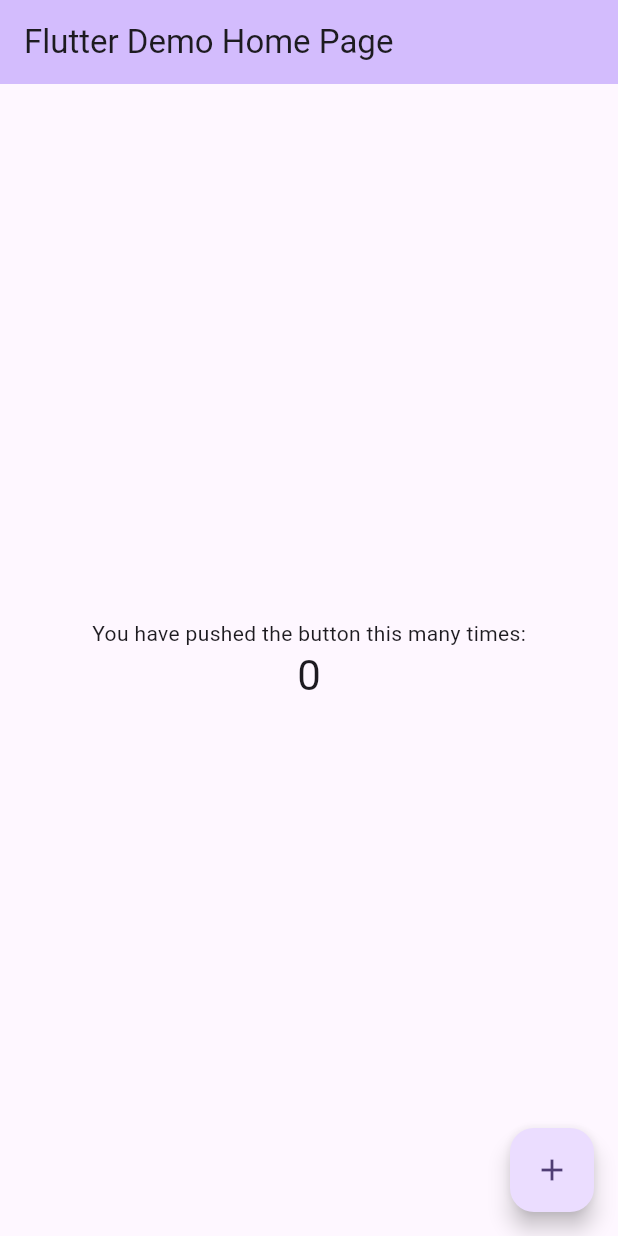
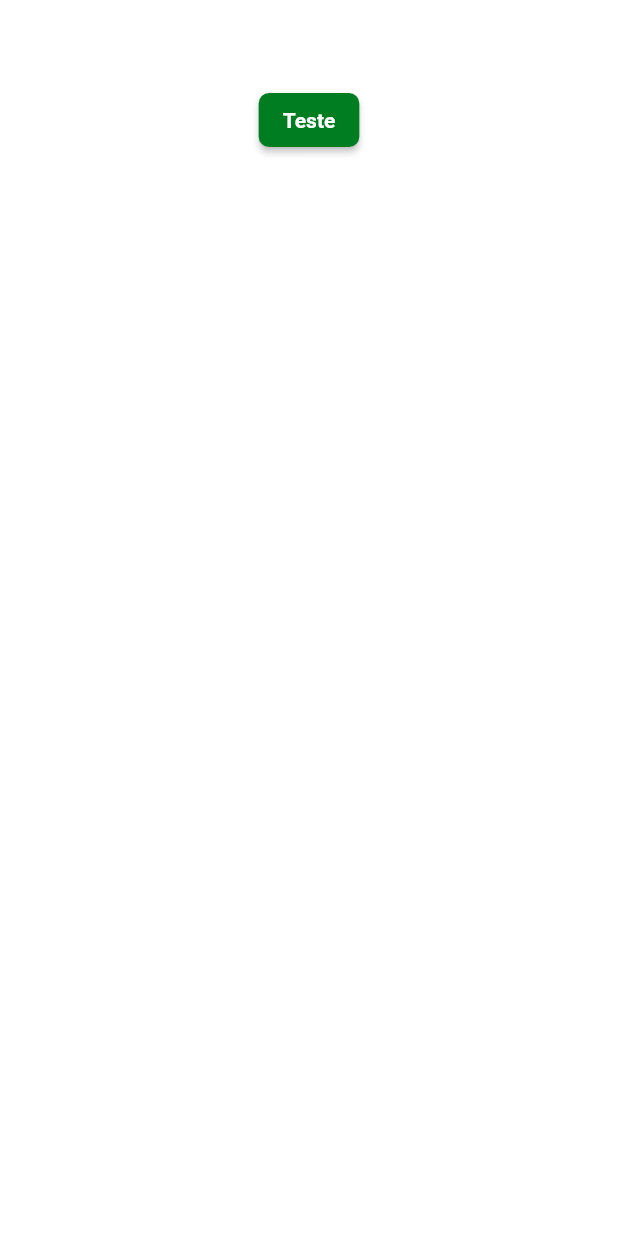
Before and after one commit to victorapc/vakinhaburger, a Flutter app: the screen it shows after launch, on a phone screen of 412 x 824 dp. Run offline on Flutter 3.47's test engine with Material 2 defaults, Android fonts, the phone set to English and light mode, and no system bars; Roboto replaces fonts that are missing (mplus1).

Commit message:
Configurando Fonts, styles buttons

```diff
--- /dev/null
+++ b/lib/app/core/ui/styles/app_styles.dart
@@ -0,0 +1,26 @@
+import 'package:flutter/material.dart';
+import 'package:vakinhaburger/app/core/ui/styles/colors_app.dart';
+import 'package:vakinhaburger/app/core/ui/styles/text_styles.dart';
+
+class AppStyles {
+  static AppStyles? _instance;
+
+  AppStyles._();
+
+  static AppStyles get i {
+    _instance ??= AppStyles._();
+    return _instance!;
+  }
+
+  ButtonStyle get primaryButton => ElevatedButton.styleFrom(
+        shape: RoundedRectangleBorder(
+          borderRadius: BorderRadius.circular(7),
+        ),
+        backgroundColor: ColorsApp.i.primary,
+        textStyle: TextStyles.i.textButtonLabel,
+      );
+}
+
+extension AppStylesExtensions on BuildContext {
+  AppStyles get appStyles => AppStyles.i;
+}
--- /dev/null
+++ b/lib/app/core/ui/styles/colors_app.dart
@@ -0,0 +1,19 @@
+import 'package:flutter/material.dart';
+
+class ColorsApp {
+  static ColorsApp? _instance;
+
+  ColorsApp._();
+
+  static ColorsApp get i {
+    _instance ??= ColorsApp._();
+    return _instance!;
+  }
+
+  Color get primary => const Color(0XFF007D21);
+  Color get secondary => const Color(0XFFF88B0C);
+}
+
+extension ColorsAppExtension on BuildContext {
+  ColorsApp get colors => ColorsApp.i;
+}
--- /dev/null
+++ b/lib/app/core/ui/styles/text_styles.dart
@@ -0,0 +1,50 @@
+import 'package:flutter/material.dart';
+
+class TextStyles {
+  static TextStyles? _instance;
+
+  TextStyles._();
+
+  static TextStyles get i {
+    _instance ??= TextStyles._();
+    return _instance!;
+  }
+
+  String get font => 'mplus1';
+
+  TextStyle get textLight => TextStyle(
+        fontWeight: FontWeight.w300,
+        fontFamily: font,
+      );
+
+  TextStyle get textRegular => TextStyle(
+        fontWeight: FontWeight.normal,
+        fontFamily: font,
+      );
+
+  TextStyle get textMedium => TextStyle(
+        fontWeight: FontWeight.w500,
+        fontFamily: font,
+      );
+
+  TextStyle get textSemiBold => TextStyle(
+        fontWeight: FontWeight.w600,
+        fontFamily: font,
+      );
+
+  TextStyle get textBold => TextStyle(
+        fontWeight: FontWeight.bold,
+        fontFamily: font,
+      );
+
+  TextStyle get textExtraBold => TextStyle(
+        fontWeight: FontWeight.w800,
+        fontFamily: font,
+      );
+
+  TextStyle get textButtonLabel => textBold.copyWith(fontSize: 14);
+}
+
+extension TextStylesExtensions on BuildContext {
+  TextStyles get textStyles => TextStyles.i;
+}
--- /dev/null
+++ b/lib/app/delivery_app.dart
@@ -0,0 +1,16 @@
+import 'package:flutter/material.dart';
+import 'package:vakinhaburger/app/pages/splash/splash_page.dart';
+
+class DeliveryApp extends StatelessWidget {
+  const DeliveryApp({super.key});
+
+  @override
+  Widget build(BuildContext context) {
+    return MaterialApp(
+      title: 'Delivery App',
+      routes: {
+        '/': (context) => const SplashPage(),
+      },
+    );
+  }
+}
--- /dev/null
+++ b/lib/app/pages/splash/splash_page.dart
@@ -0,0 +1,45 @@
+import 'package:flutter/material.dart';
+import 'package:vakinhaburger/app/core/ui/styles/app_styles.dart';
+import 'package:vakinhaburger/app/core/ui/styles/colors_app.dart';
+
+class SplashPage extends StatelessWidget {
+  const SplashPage({super.key});
+
+  @override
+  Widget build(BuildContext context) {
+    return Theme(
+      data: ThemeData(
+        scaffoldBackgroundColor: Colors.white,
+        appBarTheme: const AppBarTheme(
+          backgroundColor: Colors.white,
+          elevation: 0,
+          centerTitle: true,
+          iconTheme: IconThemeData(color: Colors.black),
+        ),
+        primaryColor: ColorsApp.i.primary,
+        colorScheme: ColorScheme.fromSeed(
+          seedColor: ColorsApp.i.primary,
+          primary: ColorsApp.i.primary,
+          secondary: ColorsApp.i.secondary,
+        ),
+        elevatedButtonTheme: ElevatedButtonThemeData(
+          style: AppStyles.i.primaryButton,
+        ),
+      ),
+      child: Scaffold(
+        appBar: AppBar(
+          title: const Text('Splash'),
+        ),
+        body: Column(
+          children: [
+            Container(),
+            ElevatedButton(
+              onPressed: () {},
+              child: const Text('Teste'),
+            ),
+          ],
+        ),
+      ),
+    );
+  }
+}
--- a/lib/main.dart
+++ b/lib/main.dart
@@ -1,125 +1,6 @@
 import 'package:flutter/material.dart';
+import 'package:vakinhaburger/app/delivery_app.dart';
 
 void main() {
-  runApp(const MyApp());
+  runApp(const DeliveryApp());
 }
-
-class MyApp extends StatelessWidget {
-  const MyApp({super.key});
-
-  // This widget is the root of your application.
-  @override
-  Widget build(BuildContext context) {
-    return MaterialApp(
-      title: 'Flutter Demo',
-      theme: ThemeData(
-        // This is the theme of your application.
-        //
-        // TRY THIS: Try running your application with "flutter run". You'll see
-        // the application has a blue toolbar. Then, without quitting the app,
-        // try changing the seedColor in the colorScheme below to Colors.green
-        // and then invoke "hot reload" (save your changes or press the "hot
-        // reload" button in a Flutter-supported IDE, or press "r" if you used
-        // the command line to start the app).
-        //
-        // Notice that the counter didn't reset back to zero; the application
-        // state is not lost during the reload. To reset the state, use hot
-        // restart instead.
-        //
-        // This works for code too, not just values: Most code changes can be
-        // tested with just a hot reload.
-        colorScheme: ColorScheme.fromSeed(seedColor: Colors.deepPurple),
-        useMaterial3: true,
-      ),
-      home: const MyHomePage(title: 'Flutter Demo Home Page'),
-    );
-  }
-}
-
-class MyHomePage extends StatefulWidget {
-  const MyHomePage({super.key, required this.title});
-
-  // This widget is the home page of your application. It is stateful, meaning
-  // that it has a State object (defined below) that contains fields that affect
-  // how it looks.
-
-  // This class is the configuration for the state. It holds the values (in this
-  // case the title) provided by the parent (in this case the App widget) and
-  // used by the build method of the State. Fields in a Widget subclass are
-  // always marked "final".
-
-  final String title;
-
-  @override
-  State<MyHomePage> createState() => _MyHomePageState();
-}
-
-class _MyHomePageState extends State<MyHomePage> {
-  int _counter = 0;
-
-  void _incrementCounter() {
-    setState(() {
-      // This call to setState tells the Flutter framework that something has
-      // changed in this State, which causes it to rerun the build method below
-      // so that the display can reflect the updated values. If we changed
-      // _counter without calling setState(), then the build method would not be
-      // called again, and so nothing would appear to happen.
-      _counter++;
-    });
-  }
-
-  @override
-  Widget build(BuildContext context) {
-    // This method is rerun every time setState is called, for instance as done
-    // by the _incrementCounter method above.
-    //
-    // The Flutter framework has been optimized to make rerunning build methods
-    // fast, so that you can just rebuild anything that needs updating rather
-    // than having to individually change instances of widgets.
-    return Scaffold(
-      appBar: AppBar(
-        // TRY THIS: Try changing the color here to a specific color (to
-        // Colors.amber, perhaps?) and trigger a hot reload to see the AppBar
-        // change color while the other colors stay the same.
-        backgroundColor: Theme.of(context).colorScheme.inversePrimary,
-        // Here we take the value from the MyHomePage object that was created by
-        // the App.build method, and use it to set our appbar title.
-        title: Text(widget.title),
-      ),
-      body: Center(
-        // Center is a layout widget. It takes a single child and positions it
-        // in the middle of the parent.
-        child: Column(
-          // Column is also a layout widget. It takes a list of children and
-          // arranges them vertically. By default, it sizes itself to fit its
-          // children horizontally, and tries to be as tall as its parent.
-          //
-          // Column has various properties to control how it sizes itself and
-          // how it positions its children. Here we use mainAxisAlignment to
-          // center the children vertically; the main axis here is the vertical
-          // axis because Columns are vertical (the cross axis would be
-          // horizontal).
-          //
-          // TRY THIS: Invoke "debug painting" (choose the "Toggle Debug Paint"
-          // action in the IDE, or press "p" in the console), to see the
-          // wireframe for each widget.
-          mainAxisAlignment: MainAxisAlignment.center,
-          children: <Widget>[
-            const Text(
-              'You have pushed the button this many times:',
-            ),
-            Text(
-              '$_counter',
-              style: Theme.of(context).textTheme.headlineMedium,
-            ),
-          ],
-        ),
-      ),
-      floatingActionButton: FloatingActionButton(
-        onPressed: _incrementCounter,
-        tooltip: 'Increment',
-        child: const Icon(Icons.add),
-      ), // This trailing comma makes auto-formatting nicer for build methods.
-    );
-  }
-}
```
Also changed, not shown: 1 other file.
